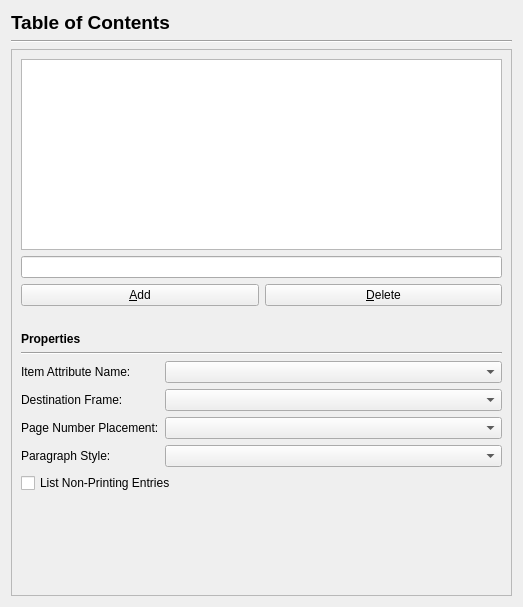
Old version of the form Scribus/scribus/ui/prefs_tableofcontentsbase.ui in the repository AlterScribus/ece15.
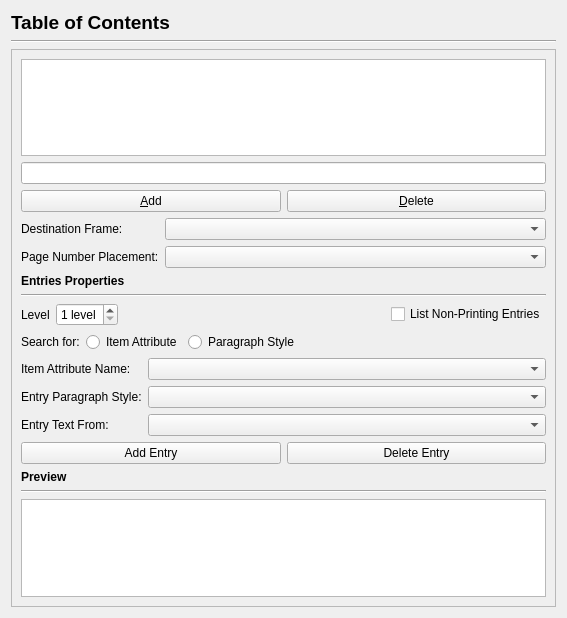
New version of the form.

Commit message: First try of style-based TOC

Patch:
```diff
--- a/Scribus/scribus/ui/prefs_tableofcontentsbase.ui
+++ b/Scribus/scribus/ui/prefs_tableofcontentsbase.ui
@@ -6,8 +6,8 @@
    <rect>
     <x>0</x>
     <y>0</y>
-    <width>523</width>
-    <height>607</height>
+    <width>567</width>
+    <height>618</height>
    </rect>
   </property>
   <property name="windowTitle">
@@ -45,8 +45,8 @@
        <rect>
         <x>0</x>
         <y>0</y>
-        <width>495</width>
-        <height>536</height>
+        <width>530</width>
+        <height>566</height>
        </rect>
       </property>
       <layout class="QVBoxLayout" name="verticalLayout_2">
@@ -80,18 +80,53 @@
          </item>
         </layout>
        </item>
+       <item>
+        <layout class="QFormLayout" name="formLayout_2">
+         <item row="0" column="0">
+          <widget class="QLabel" name="tocDestFrameLabel">
+           <property name="text">
+            <string>Destination Frame:</string>
+           </property>
+           <property name="wordWrap">
+            <bool>false</bool>
+           </property>
+          </widget>
+         </item>
+         <item row="0" column="1">
+          <widget class="QComboBox" name="itemDestFrameComboBox">
+           <property name="toolTip">
+            <string>The frame the table of contents will be placed into</string>
+           </property>
+          </widget>
+         </item>
+         <item row="1" column="0">
+          <widget class="QLabel" name="tocNumberPlacementLabel">
+           <property name="text">
+            <string>Page Number Placement:</string>
+           </property>
+           <property name="wordWrap">
+            <bool>false</bool>
+           </property>
+          </widget>
+         </item>
+         <item row="1" column="1">
+          <widget class="QComboBox" name="itemNumberPlacementComboBox">
+           <property name="toolTip">
+            <string>Place page numbers of the entries at the beginning or the end of the line, or not at all</string>
+           </property>
+          </widget>
+         </item>
+        </layout>
+       </item>
        <item>
         <spacer name="verticalSpacer_2">
          <property name="orientation">
           <enum>Qt::Vertical</enum>
          </property>
-         <property name="sizeType">
-          <enum>QSizePolicy::Fixed</enum>
-         </property>
          <property name="sizeHint" stdset="0">
           <size>
            <width>20</width>
-           <height>20</height>
+           <height>40</height>
           </size>
          </property>
         </spacer>
@@ -105,7 +140,7 @@
           </font>
          </property>
          <property name="text">
-          <string>Properties</string>
+          <string>Entries Properties</string>
          </property>
         </widget>
        </item>
@@ -118,10 +153,98 @@
        </item>
        <item>
         <layout class="QFormLayout" name="formLayout">
+         <property name="fieldGrowthPolicy">
+          <enum>QFormLayout::AllNonFixedFieldsGrow</enum>
+         </property>
          <property name="formAlignment">
           <set>Qt::AlignLeading|Qt::AlignLeft|Qt::AlignTop</set>
          </property>
-         <item row="0" column="0">
+         <item row="0" column="0" colspan="2">
+          <layout class="QHBoxLayout" name="horizontalLayout_3">
+           <item>
+            <widget class="QLabel" name="levelLabel">
+             <property name="text">
+              <string>Level</string>
+             </property>
+            </widget>
+           </item>
+           <item>
+            <widget class="QSpinBox" name="levelSpin">
+             <property name="suffix">
+              <string> level</string>
+             </property>
+             <property name="minimum">
+              <number>1</number>
+             </property>
+             <property name="maximum">
+              <number>9</number>
+             </property>
+            </widget>
+           </item>
+           <item>
+            <spacer name="horizontalSpacer">
+             <property name="orientation">
+              <enum>Qt::Horizontal</enum>
+             </property>
+             <property name="sizeHint" stdset="0">
+              <size>
+               <width>40</width>
+               <height>20</height>
+              </size>
+             </property>
+            </spacer>
+           </item>
+           <item>
+            <widget class="QCheckBox" name="itemListNonPrintingCheckBox">
+             <property name="toolTip">
+              <string>Include frames that are set to not print as well</string>
+             </property>
+             <property name="text">
+              <string>List Non-Printing Entries</string>
+             </property>
+            </widget>
+           </item>
+          </layout>
+         </item>
+         <item row="3" column="0" colspan="2">
+          <layout class="QHBoxLayout" name="horizontalLayout">
+           <item>
+            <widget class="QLabel" name="searchLabel">
+             <property name="text">
+              <string>Search for:</string>
+             </property>
+            </widget>
+           </item>
+           <item>
+            <widget class="QRadioButton" name="itemAttrRadio">
+             <property name="text">
+              <string>Item Attribute</string>
+             </property>
+            </widget>
+           </item>
+           <item>
+            <widget class="QRadioButton" name="paraStyleRadio">
+             <property name="text">
+              <string>Paragraph Style</string>
+             </property>
+            </widget>
+           </item>
+           <item>
+            <spacer name="horizontalSpacer_2">
+             <property name="orientation">
+              <enum>Qt::Horizontal</enum>
+             </property>
+             <property name="sizeHint" stdset="0">
+              <size>
+               <width>40</width>
+               <height>20</height>
+              </size>
+             </property>
+            </spacer>
+           </item>
+          </layout>
+         </item>
+         <item row="4" column="0">
           <widget class="QLabel" name="tocItemAttrLabel">
            <property name="text">
             <string>Item Attribute Name:</string>
@@ -131,76 +254,83 @@
            </property>
           </widget>
          </item>
-         <item row="0" column="1">
+         <item row="4" column="1">
           <widget class="QComboBox" name="itemAttrComboBox">
            <property name="toolTip">
             <string>The Item Attribute that will be set on frames used as a basis for creation of the entries</string>
            </property>
           </widget>
          </item>
-         <item row="1" column="0">
-          <widget class="QLabel" name="tocDestFrameLabel">
-           <property name="text">
-            <string>Destination Frame:</string>
-           </property>
-           <property name="wordWrap">
-            <bool>false</bool>
-           </property>
-          </widget>
-         </item>
-         <item row="1" column="1">
-          <widget class="QComboBox" name="itemDestFrameComboBox">
-           <property name="toolTip">
-            <string>The frame the table of contents will be placed into</string>
-           </property>
-          </widget>
-         </item>
-         <item row="2" column="0">
-          <widget class="QLabel" name="tocNumberPlacementLabel">
-           <property name="text">
-            <string>Page Number Placement:</string>
-           </property>
-           <property name="wordWrap">
-            <bool>false</bool>
-           </property>
-          </widget>
-         </item>
-         <item row="2" column="1">
-          <widget class="QComboBox" name="itemNumberPlacementComboBox">
-           <property name="toolTip">
-            <string>Place page numbers of the entries at the beginning or the end of the line, or not at all</string>
-           </property>
-          </widget>
-         </item>
-         <item row="3" column="0">
+         <item row="5" column="0">
           <widget class="QLabel" name="tocParagraphStyleLabel">
            <property name="text">
-            <string>Paragraph Style:</string>
+            <string>Entry Paragraph Style:</string>
            </property>
            <property name="wordWrap">
             <bool>false</bool>
            </property>
           </widget>
          </item>
-         <item row="3" column="1">
+         <item row="5" column="1">
           <widget class="QComboBox" name="itemParagraphStyleComboBox">
            <property name="toolTip">
             <string>The paragraph style used for the entry lines</string>
            </property>
           </widget>
          </item>
-         <item row="4" column="0" colspan="2">
-          <widget class="QCheckBox" name="itemListNonPrintingCheckBox">
-           <property name="toolTip">
-            <string>Include frames that are set to not print as well</string>
+         <item row="6" column="0">
+          <widget class="QLabel" name="entryTextLabel">
+           <property name="text">
+            <string>Entry Text From:</string>
            </property>
+          </widget>
+         </item>
+         <item row="6" column="1">
+          <widget class="QComboBox" name="entryTextCombo"/>
+         </item>
+        </layout>
+       </item>
+       <item>
+        <layout class="QHBoxLayout" name="horizontalLayout_2">
+         <item>
+          <widget class="QPushButton" name="entryAddButton">
            <property name="text">
-            <string>List Non-Printing Entries</string>
+            <string>Add Entry</string>
            </property>
           </widget>
          </item>
+         <item>
+          <widget class="QPushButton" name="entryDelButton">
+           <property name="text">
+            <string>Delete Entry</string>
+           </property>
+          </widget>
+         </item>
         </layout>
        </item>
+       <item>
+        <widget class="QLabel" name="previewLabel">
+         <property name="font">
+          <font>
+           <weight>75</weight>
+           <bold>true</bold>
+          </font>
+         </property>
+         <property name="text">
+          <string>Preview</string>
+         </property>
+        </widget>
+       </item>
+       <item>
+        <widget class="Line" name="line_3">
+         <property name="orientation">
+          <enum>Qt::Horizontal</enum>
+         </property>
+        </widget>
+       </item>
+       <item>
+        <widget class="QTextBrowser" name="previewBrowser"/>
+       </item>
        <item>
         <spacer name="verticalSpacer">
          <property name="orientation">
```
The commit also changes 2 other files.
